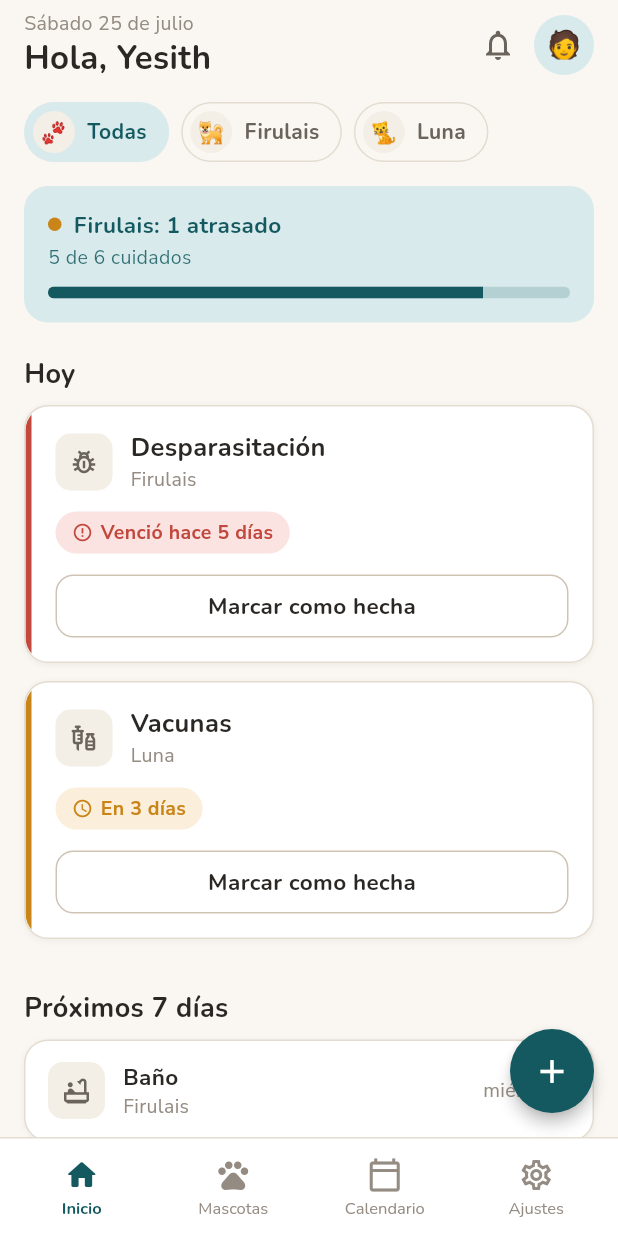
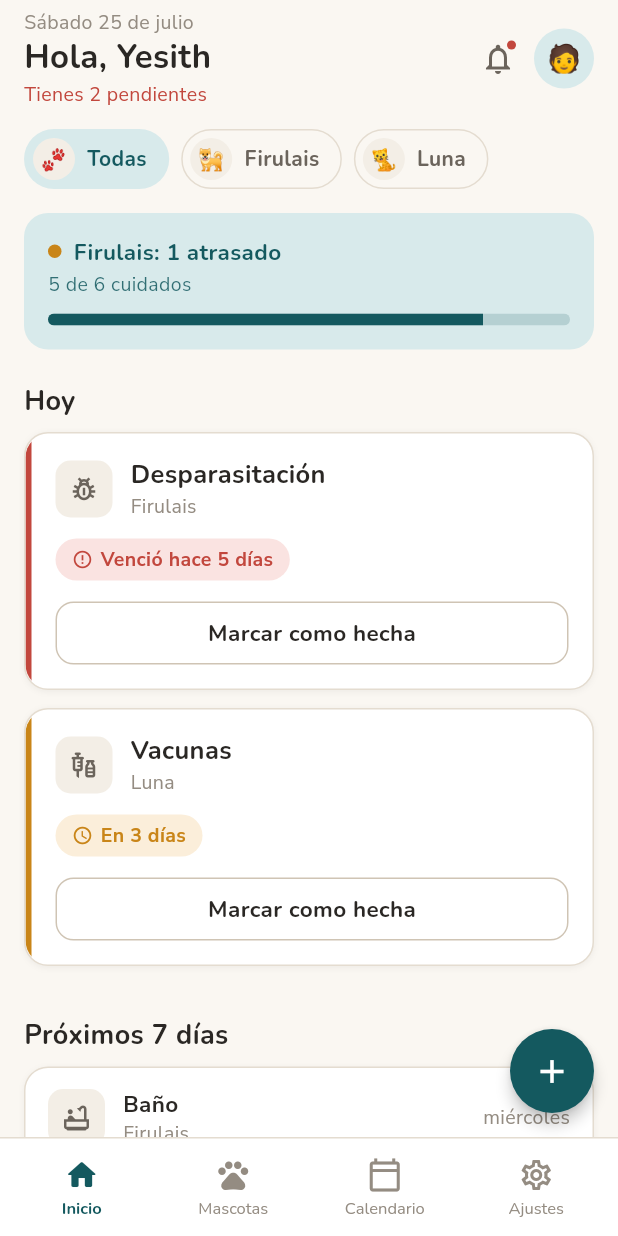
Before and after one commit to yesithv/pitu-app, a Flutter app: the screen it shows after launch, on a phone screen of 412 x 824 dp. Run offline on Flutter 3.47's test engine with Material 3 defaults, Android fonts, the phone set to English and light mode, and no system bars; our stand-ins replace flutter_local_notifications, flutter_riverpod, google_fonts, local_auth, pdf, shared_preferences and 1 more; missing offline and left inert: dart:html.

Commit message:
Perfil editable + pulido de Inicio y Calendario
- Perfil local editable (RF-01): nueva pantalla para cambiar el nombre
  del tutor; se abre desde la tarjeta de perfil en Ajustes y desde el
  avatar en Inicio. Persiste y actualiza el saludo al instante.
- Inicio: resumen de pendientes bajo el saludo, avatar que abre el perfil,
  y la campana con indicador cuando hay tareas vencidas (aclara que los
  recordatorios se envían desde la app móvil).
- Calendario: separa "Hoy" de "Esta semana" y muestra el conteo en cada
  encabezado (Vencidas/Hoy/Esta semana/Más adelante).

Co-Authored-By: Claude Opus 4.8 <noreply@anthropic.com>
Claude-Session: https://claude.ai/code/session_014ao18u8z9bjg247wijHehU

```diff
--- a/lib/features/dashboard/dashboard_screen.dart
+++ b/lib/features/dashboard/dashboard_screen.dart
@@ -20,6 +20,7 @@ import '../pets/presentation/pets_providers.dart';
 import '../pets/presentation/widgets/pet_chips.dart';
 import '../plan/application/entitlement_controller.dart';
 import '../plan/presentation/plans_screen.dart';
+import '../settings/profile_edit_screen.dart';
 
 class DashboardScreen extends ConsumerWidget {
   const DashboardScreen({super.key});
@@ -38,6 +39,7 @@ class DashboardScreen extends ConsumerWidget {
         ? all
         : all.where((v) => v.pet.id == filter).toList();
     final pending = views.where((v) => v.isPending).toList();
+    final overdueCount = views.where((v) => v.daysUntil < 0).length;
     final upcoming =
         views.where((v) => v.daysUntil > 3 && v.daysUntil <= 7).toList();
 
@@ -48,7 +50,14 @@ class DashboardScreen extends ConsumerWidget {
     return ListView(
       padding: const EdgeInsets.fromLTRB(Gap.screenH, 6, Gap.screenH, 100),
       children: [
-        _Header(owner: owner, date: AppDates.longWeekday(now)),
+        _Header(
+          owner: owner,
+          date: AppDates.longWeekday(now),
+          pendingCount: pending.length,
+          overdueCount: overdueCount,
+          onEditProfile: () => ProfileEditScreen.open(context),
+          onBell: () => _showRemindersInfo(context),
+        ),
         const SizedBox(height: 14),
         const PetChips(),
         const SizedBox(height: 16),
@@ -87,13 +96,29 @@ class DashboardScreen extends ConsumerWidget {
 }
 
 class _Header extends StatelessWidget {
-  const _Header({required this.owner, required this.date});
+  const _Header({
+    required this.owner,
+    required this.date,
+    required this.pendingCount,
+    required this.overdueCount,
+    required this.onEditProfile,
+    required this.onBell,
+  });
   final String owner;
   final String date;
+  final int pendingCount;
+  final int overdueCount;
+  final VoidCallback onEditProfile;
+  final VoidCallback onBell;
 
   @override
   Widget build(BuildContext context) {
     final c = context.colors;
+    final summary = pendingCount == 0
+        ? 'Todo al día por hoy 🐾'
+        : 'Tienes $pendingCount pendiente${pendingCount == 1 ? '' : 's'}';
+    final summaryColor = overdueCount > 0 ? c.over : c.text3;
+
     return Row(
       children: [
         Expanded(
@@ -102,24 +127,43 @@ class _Header extends StatelessWidget {
             children: [
               Text(date, style: AppText.meta(c.text3)),
               Text('Hola, $owner', style: AppText.title1(c.text)),
+              const SizedBox(height: 2),
+              Text(summary, style: AppText.meta(summaryColor)),
             ],
           ),
         ),
         IconButton(
-          onPressed: () {},
-          icon: Icon(Icons.notifications_none, color: c.text2),
-          tooltip: 'Notificaciones',
+          onPressed: onBell,
+          icon: Badge(
+            isLabelVisible: overdueCount > 0,
+            backgroundColor: c.over,
+            child: Icon(Icons.notifications_none, color: c.text2),
+          ),
+          tooltip: 'Recordatorios',
         ),
-        Container(
-          width: 40,
-          height: 40,
-          alignment: Alignment.center,
-          decoration: BoxDecoration(color: c.brandSoft, shape: BoxShape.circle),
-          child: const Text('🧑', style: TextStyle(fontSize: 18)),
+        GestureDetector(
+          onTap: onEditProfile,
+          child: Container(
+            width: 40,
+            height: 40,
+            alignment: Alignment.center,
+            decoration:
+                BoxDecoration(color: c.brandSoft, shape: BoxShape.circle),
+            child: const Text('🧑', style: TextStyle(fontSize: 18)),
+          ),
         ),
       ],
     );
   }
+}
+
+void _showRemindersInfo(BuildContext context) {
+  ScaffoldMessenger.of(context)
+    ..clearSnackBars()
+    ..showSnackBar(const SnackBar(
+      content: Text(
+          'Los recordatorios se envían desde la app móvil. Actívalos en Ajustes.'),
+    ));
 }
 
 class _ComplianceCard extends StatelessWidget {
--- a/lib/features/settings/settings_screen.dart
+++ b/lib/features/settings/settings_screen.dart
@@ -12,6 +12,7 @@ import '../pets/presentation/pets_providers.dart';
 import '../plan/application/entitlement_controller.dart';
 import '../plan/domain/plan.dart';
 import '../plan/presentation/plans_screen.dart';
+import 'profile_edit_screen.dart';
 import '../reminders/application/reminders_providers.dart';
 import '../security/application/security_providers.dart';
 import '../../core/di/providers.dart';
@@ -43,6 +44,7 @@ class _SettingsScreenState extends ConsumerState<SettingsScreen> {
 
         // Perfil local
         AppCard(
+          onTap: () => ProfileEditScreen.open(context),
           padding: const EdgeInsets.symmetric(horizontal: 16, vertical: 14),
           child: Row(
             children: [
```
Also changed, not shown: lib/features/calendar/calendar_screen.dart (+9 -4 lines), lib/features/settings/profile_edit_screen.dart (added, +72 -0 lines).
